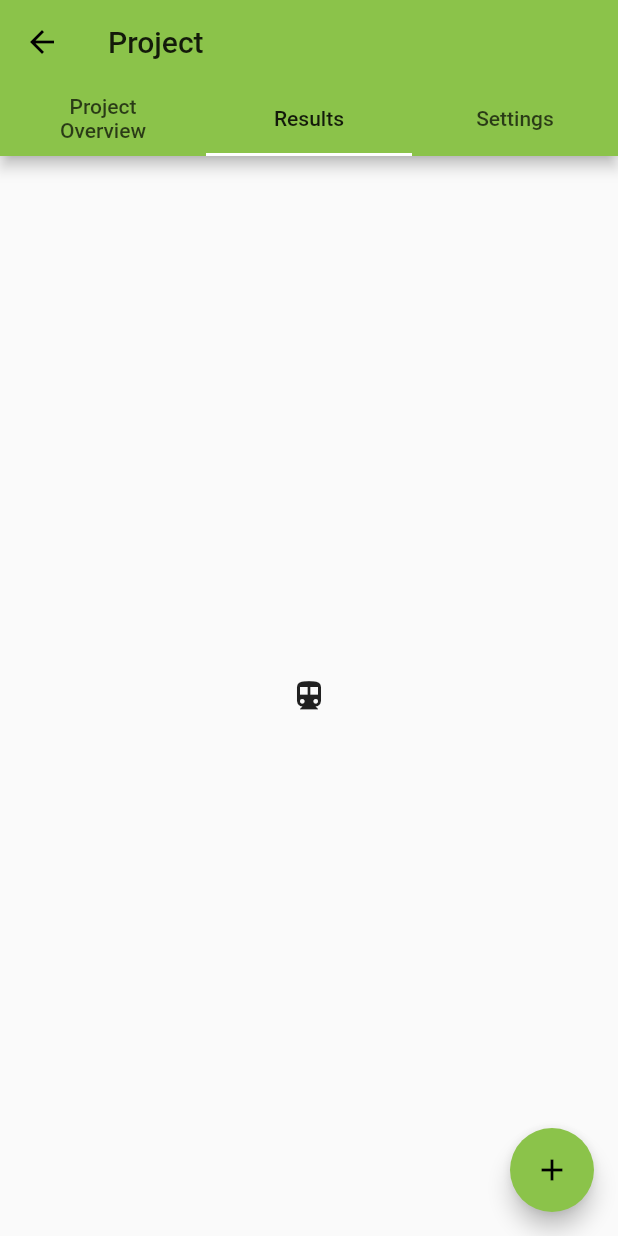
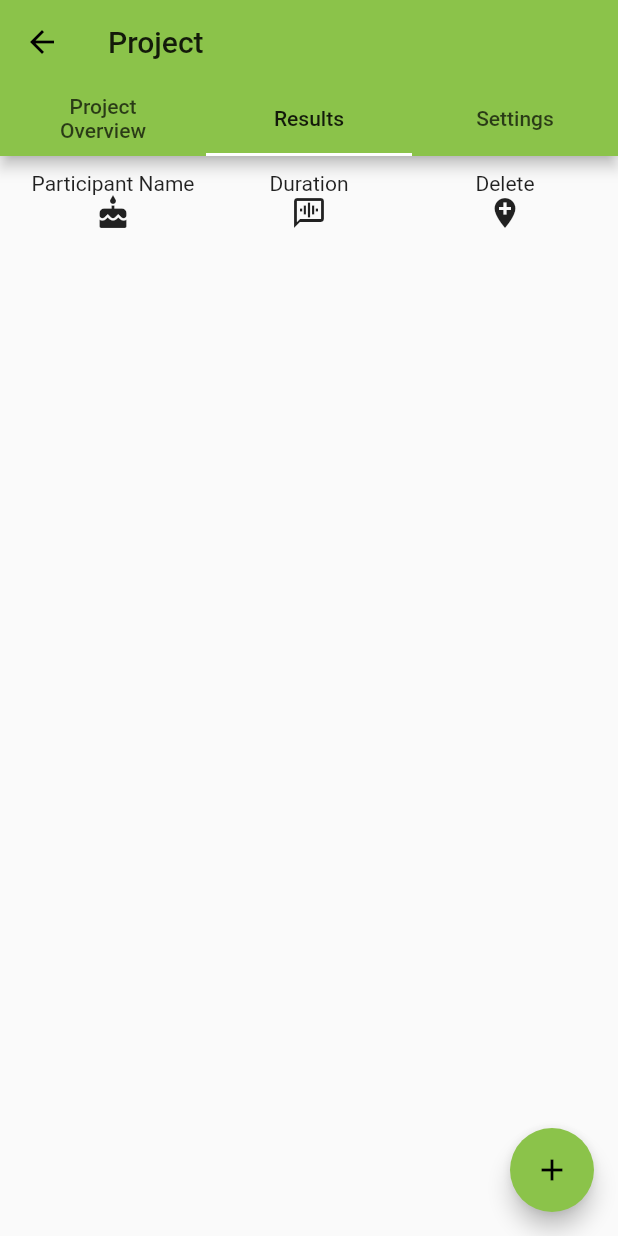
Before and after one commit to yashodgayashan/Behavioural-Science-Lab-Mobile-App, a Flutter app: the Menu screen opened directly, tab 2 chosen, on a phone screen of 412 x 824 dp. Run offline on Flutter 3.47's test engine with Material 2 defaults, Android fonts, the phone set to English and light mode, and no system bars; Roboto replaces fonts that are missing (NeuzeitSBook).

Commit message:
Added table for results column

```diff
--- a/lib/screens/menu_page.dart
+++ b/lib/screens/menu_page.dart
@@ -37,7 +37,7 @@ class _MenuState extends State<Menu> {
         body: TabBarView(
           children: [
             projectOverViewWidget(context),
-            Icon(Icons.directions_transit),
+            tableWidget(context),
             Icon(Icons.settings)
           ],
         ),
@@ -126,4 +126,31 @@ class _MenuState extends State<Menu> {
       },
     );
   }
+
+  Widget tableWidget(BuildContext context){
+    return Padding(
+      padding: const EdgeInsets.all(10.0),
+      child: Table(
+        children: [
+          TableRow(
+              children: [
+            Column(children:[
+              Text('Participant Name')
+            ]),
+            Column(children:[
+              Text('Duration')
+            ]),
+            Column(children:[
+              Text('Delete')
+            ]),
+          ]),
+          TableRow( children: [
+            Icon(Icons.cake, ),
+            Icon(Icons.voice_chat,),
+            Icon(Icons.add_location,),
+          ]),
+        ],
+      ),
+    );
+  }
 }
```
